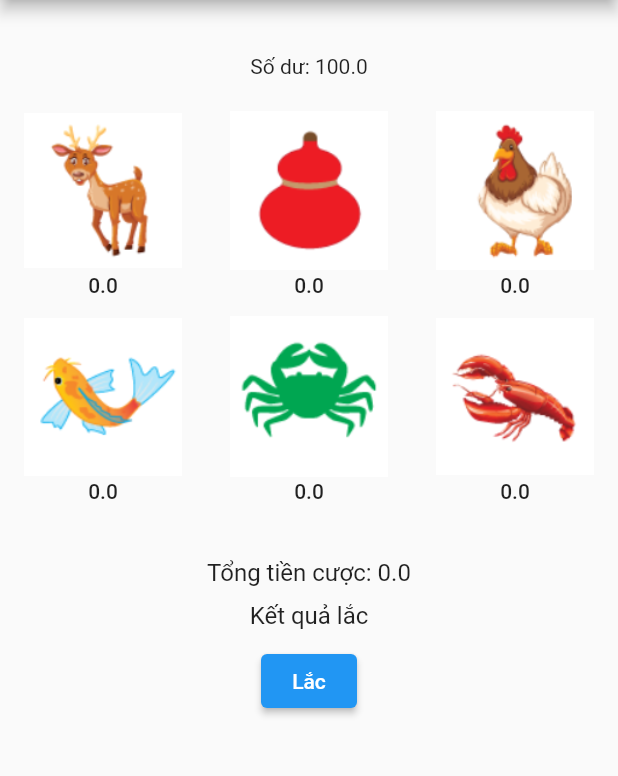
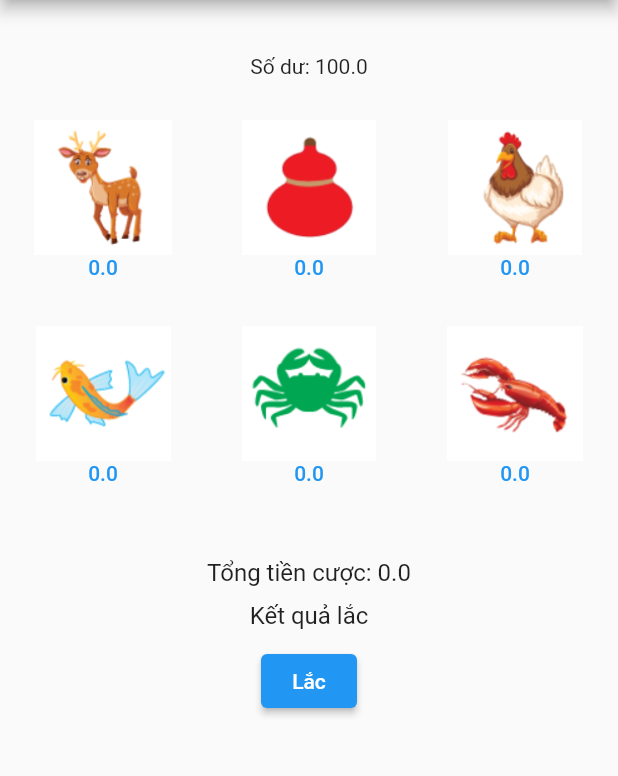
Before and after one commit to hoainam-dev/bau-cua, a Flutter app: the screen it shows after launch, on a phone screen of 412 x 824 dp, the part 84-860 px from its top. Run offline on Flutter 3.47's test engine with Material 2 defaults, Android fonts, the phone set to English and light mode, and no system bars; our stand-ins replace cloud_firestore, firebase_auth, firebase_core, google_sign_in, simple_animations, supercharged; accounts and stored records are empty.

Commit message:
Update Home.dart

```diff
--- a/lib/Screen/Home.dart
+++ b/lib/Screen/Home.dart
@@ -209,7 +209,7 @@ class _HomeState extends State<Home> {
                           child: Container(
                               child: ConstrainedBox(
                                   constraints: const BoxConstraints.expand(),
-                                  child: FlatButton(
+                                  child: TextButton(
                                     onPressed: () {
                                       bet(mapItems.keys.toList()[index]);
                                     },
@@ -217,7 +217,7 @@ class _HomeState extends State<Home> {
                                       children: [
                                         Image.asset(
                                             'assets/img/${mapItems.keys.toList()[index]}.png',
-                                            height: 110,
+                                            height: 90,
                                             width: 110),
                                         Text(
                                             "${mapItems.values.toList()[index]}")
```
